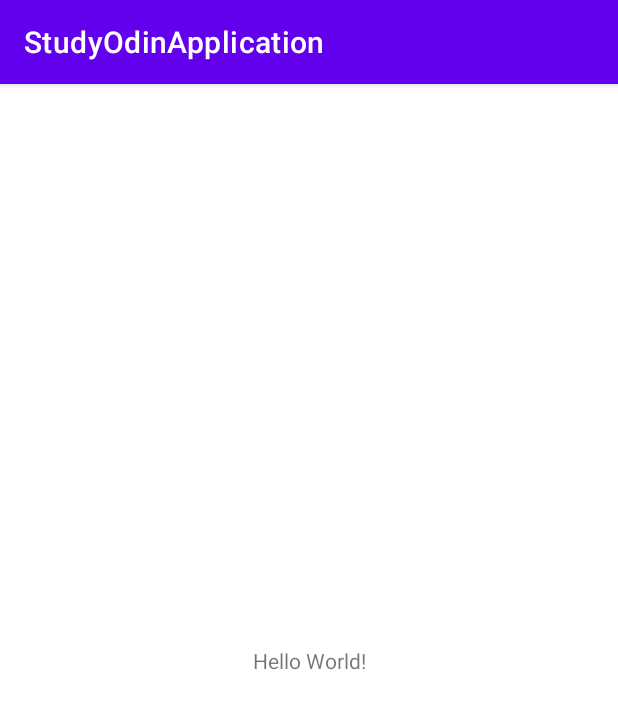
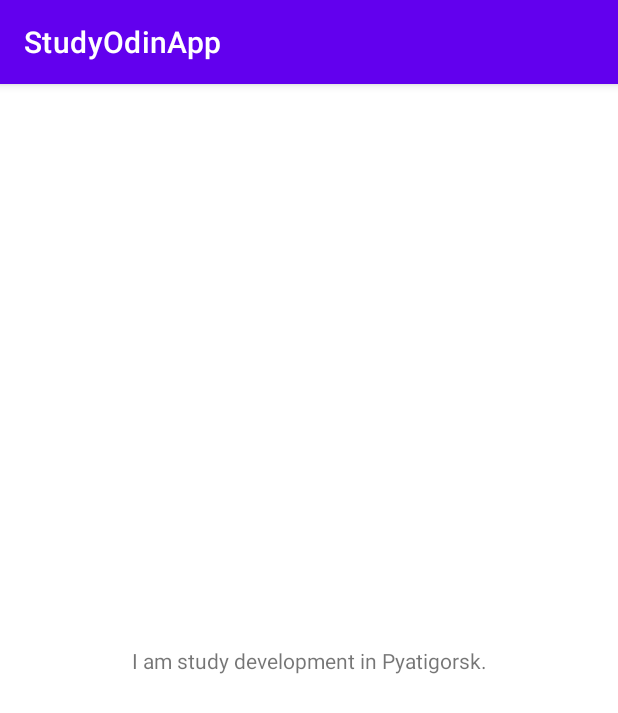
Before and after one commit to pavelfire/StudyApplication-Odin, an Android app: the screen it shows after launch (MainActivity), on a phone screen of 412 x 824 dp. Shown: the top 713 px of the screen. Run offline under Robolectric (Android 15) with nearby library versions, the phone set to English and light mode, and no system bars.

Commit message:
changed text in text view, changed app name again

```diff
--- a/app/src/main/res/layout/activity_main.xml
+++ b/app/src/main/res/layout/activity_main.xml
@@ -9,7 +9,7 @@
     <TextView
         android:layout_width="wrap_content"
         android:layout_height="wrap_content"
-        android:text="Hello World!"
+        android:text="@string/text_view"
         app:layout_constraintBottom_toBottomOf="parent"
         app:layout_constraintLeft_toLeftOf="parent"
         app:layout_constraintRight_toRightOf="parent"
--- a/app/src/main/res/values/strings.xml
+++ b/app/src/main/res/values/strings.xml
@@ -1,3 +1,4 @@
 <resources>
-    <string name="app_name">StudyOdinApplication</string>
+    <string name="app_name">StudyOdinApp</string>
+    <string name="text_view">I am study development in Pyatigorsk.</string>
 </resources>
```
